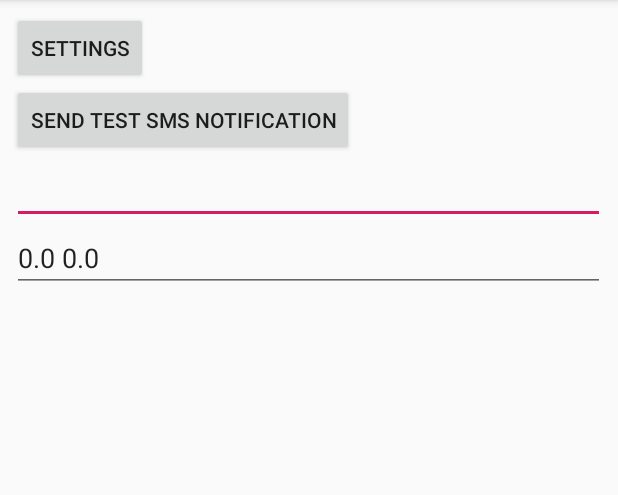
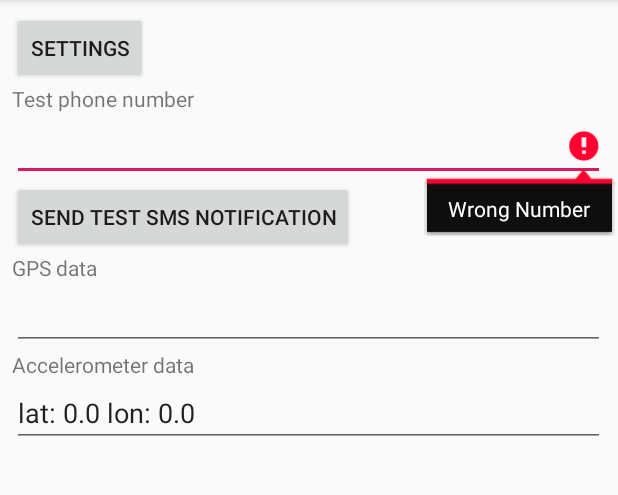
Before and after one commit to maxmsi/Fall_Detector, an Android app: the screen it shows after launch (MainActivity), after a tap on "SEND TEST SMS NOTIFICATION", on a phone screen of 412 x 824 dp, the part 84-579 px from its top. Run offline under Robolectric (Android 15) with nearby library versions, the phone set to English and light mode, and no system bars.

Commit message:
add sms test

```diff
--- a/app/src/main/AndroidManifest.xml
+++ b/app/src/main/AndroidManifest.xml
@@ -3,6 +3,7 @@
     package="com.example.falldetector">
 
     <uses-permission android:name="android.permission.SEND_SMS" />
+    <uses-permission android:name="android.permission.READ_PHONE_STATE" />
     <uses-permission android:name="android.permission.ACCESS_FINE_LOCATION" />
     <uses-permission android:name="android.permission.ACCESS_COARSE_LOCATION"/>
     <uses-permission android:name="android.permission.INTERNET"/>
--- a/app/src/main/java/com/example/falldetector/MainActivity.java
+++ b/app/src/main/java/com/example/falldetector/MainActivity.java
@@ -7,6 +7,7 @@ import androidx.core.content.ContextCompat;
 import android.Manifest;
 import android.content.Context;
 import android.content.Intent;
+import android.content.SharedPreferences;
 import android.content.pm.PackageManager;
 import android.hardware.Sensor;
 import android.hardware.SensorEvent;
@@ -16,8 +17,13 @@ import android.location.Location;
 import android.location.LocationListener;
 import android.location.LocationManager;
 import android.os.Bundle;
+import android.os.Handler;
+import android.preference.PreferenceManager;
 import android.telephony.SmsManager;
 import android.view.View;
+import android.widget.Button;
+import android.widget.EditText;
+import android.widget.ProgressBar;
 import android.widget.TextView;
 import android.widget.Toast;
 
@@ -37,23 +43,53 @@ public class MainActivity extends AppCompatActivity {
             }
         });
 
+        final SharedPreferences sharedPreferences = PreferenceManager.getDefaultSharedPreferences(this );
+
         // TEST FOR GPS
         gpsTracker = new GPSTracker(this);
-        ((TextView) findViewById(R.id.gpsLocationField)).setText(gpsTracker.getLatitude() + " " + gpsTracker.getLongitude());
+        ((TextView) findViewById(R.id.gpsLocationField)).setText("lat: " + gpsTracker.getLatitude() + " lon: " + gpsTracker.getLongitude());
 
         // TEST FOR accelerometer
         accTracker = new AccTracker(this);
         accTracker.addAccValueListener(new AccValuesChangedListener() {
             @Override
             public void OnAccValuesChanged() {
-                ((TextView) findViewById(R.id.sensorsDataField)).setText(accTracker.values[0] + " " + accTracker.values[1] + " " + accTracker.values[2]);
+                ((TextView) findViewById(R.id.sensorsDataField)).setText("X: " + accTracker.values[0] + " Y: " + accTracker.values[1] + " Z: " + accTracker.values[2]);
             }
         });
 
-
-        //TODO: send test sms notification to self
+        // TEST FOR SMS
         findViewById(R.id.smsNotificationTest).setOnClickListener(new View.OnClickListener() {
             public void onClick(View v) {
+                SmsManager smsManager = SmsManager.getDefault();
+                String phoneNumber = ((TextView)findViewById(R.id.phoneNumberField)).getText().toString();
+
+
+                String testMessage = "THIS IS A TEST MESSAGE\n"
+                                   + "SENDER: " + sharedPreferences.getString("signature", "NOT SET") + "\n"
+                                   + "Location: ";
+                if(sharedPreferences.getBoolean("sendGpsData", true) == true) {
+                    testMessage += "lat: " + gpsTracker.getLatitude() + " lon: " + gpsTracker.getLongitude();
+                } else {
+                    testMessage += "NOT ALLOWED";
+                }
+                try {
+                    smsManager.sendTextMessage(phoneNumber,null, testMessage,null,null);
+                    ((Button)findViewById(R.id.smsNotificationTest)).setEnabled(false);
+                    ((ProgressBar)findViewById(R.id.testProgressBar)).setVisibility(View.VISIBLE);
+                    new Handler().postDelayed(new Runnable()
+                                              {
+                                                  public void run()
+                                                  {
+                                                      ((Button)findViewById(R.id.smsNotificationTest)).setEnabled(true);
+                                                      ((ProgressBar)findViewById(R.id.testProgressBar)).setVisibility(View.INVISIBLE);
+                                                  }
+                                              }, 5000    //Specific time in milliseconds
+                    );
+                } catch(IllegalArgumentException e) {
+                    ((TextView) findViewById(R.id.phoneNumberField)).setError("Wrong Number");
+                }
+
             }
         });
     }
--- a/app/src/main/res/layout/activity_main.xml
+++ b/app/src/main/res/layout/activity_main.xml
@@ -21,11 +21,44 @@
             android:layout_height="wrap_content"
             android:text="Settings" />
 
-        <Button
-            android:id="@+id/smsNotificationTest"
-            android:layout_width="wrap_content"
+        <TextView
+            android:id="@+id/textView3"
+            android:layout_width="match_parent"
             android:layout_height="wrap_content"
-            android:text="Send Test SMS Notification" />
+            android:text="Test phone number" />
+
+        <EditText
+            android:id="@+id/phoneNumberField"
+            android:layout_width="match_parent"
+            android:layout_height="wrap_content"
+            android:ems="10"
+            android:inputType="phone" />
+
+        <LinearLayout
+            android:layout_width="match_parent"
+            android:layout_height="wrap_content"
+            android:orientation="horizontal">
+
+            <Button
+                android:id="@+id/smsNotificationTest"
+                android:layout_width="wrap_content"
+                android:layout_height="wrap_content"
+                android:text="Send Test SMS Notification" />
+
+            <ProgressBar
+                android:id="@+id/testProgressBar"
+                style="?android:attr/progressBarStyle"
+                android:layout_width="wrap_content"
+                android:layout_height="wrap_content"
+                android:layout_weight="1"
+                android:visibility="invisible" />
+        </LinearLayout>
+
+        <TextView
+            android:id="@+id/textView"
+            android:layout_width="match_parent"
+            android:layout_height="wrap_content"
+            android:text="GPS data" />
 
         <EditText
             android:id="@+id/sensorsDataField"
@@ -34,6 +67,12 @@
             android:editable="false"
             android:ems="10"
             android:gravity="start|top" />
+
+        <TextView
+            android:id="@+id/textView2"
+            android:layout_width="match_parent"
+            android:layout_height="wrap_content"
+            android:text="Accelerometer data" />
 
         <EditText
             android:id="@+id/gpsLocationField"
@@ -44,4 +83,5 @@
             android:ems="10"
             android:gravity="start|top" />
     </LinearLayout>
+
 </androidx.constraintlayout.widget.ConstraintLayout>
```
